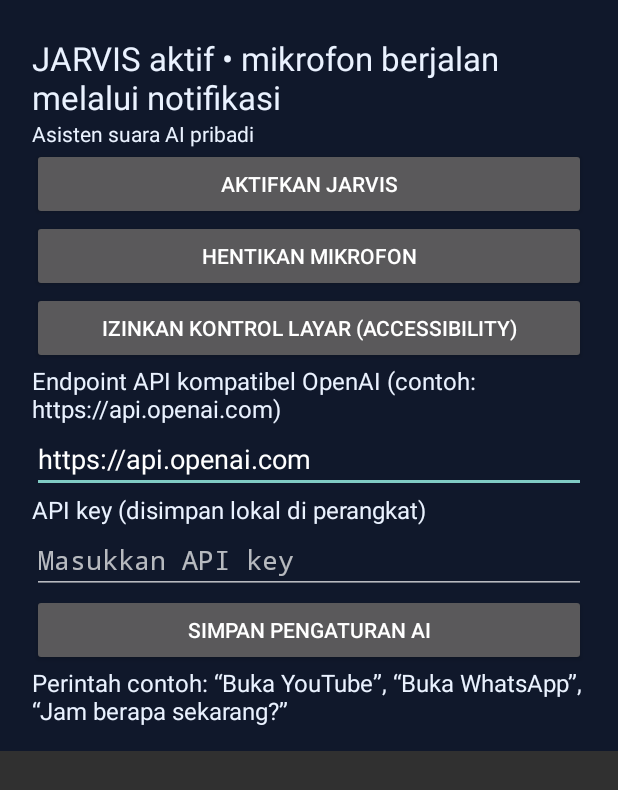
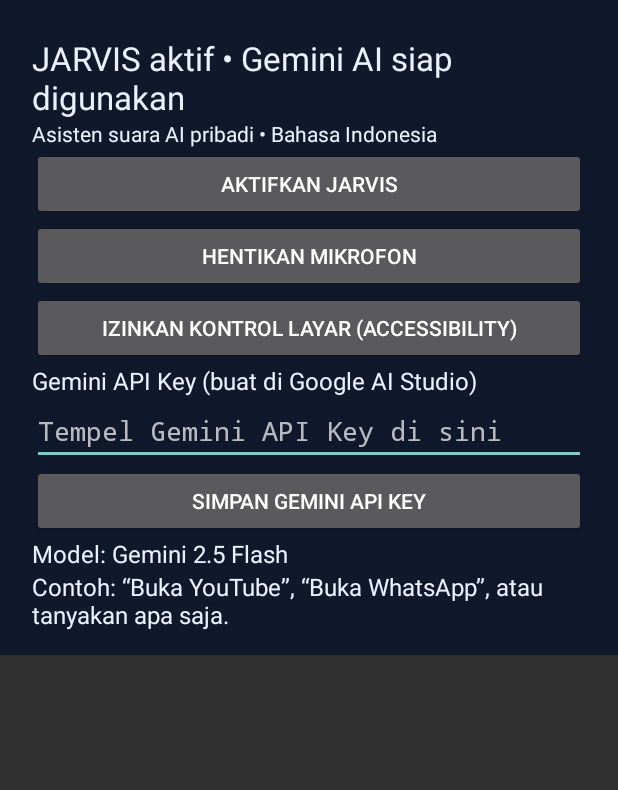
Before and after one commit to ekaseptiawan1/Jarvis, an Android app: the screen it shows after launch (MainActivity), after a tap on "AKTIFKAN JARVIS", on a phone screen of 412 x 824 dp. Shown: the top 790 px of the screen. Run offline under Robolectric (Android 15) with nearby library versions, the phone set to English and light mode, and no system bars.

Commit message:
Switch JARVIS settings to Gemini API key

```diff
--- a/android/app/src/main/java/com/jarvis/assistant/MainActivity.kt
+++ b/android/app/src/main/java/com/jarvis/assistant/MainActivity.kt
@@ -7,18 +7,18 @@ import android.content.pm.PackageManager
 import android.os.Build
 import android.os.Bundle
 import android.provider.Settings
+import android.text.InputType
 import android.widget.*
 import androidx.core.app.ActivityCompat
 import androidx.core.content.ContextCompat
 
 class MainActivity : Activity() {
     private lateinit var status: TextView
-    private lateinit var endpoint: EditText
     private lateinit var apiKey: EditText
-    private lateinit var log: TextView
 
     override fun onCreate(savedInstanceState: Bundle?) {
         super.onCreate(savedInstanceState)
+        val prefs = getSharedPreferences("com.jarvis.assistant_preferences", 0)
         val layout = LinearLayout(this).apply {
             orientation = LinearLayout.VERTICAL
             setPadding(32, 36, 32, 24)
@@ -27,9 +27,9 @@ class MainActivity : Activity() {
         fun label(s: String, size: Float = 16f) = TextView(this).apply {
             text = s; textSize = size; setTextColor(0xFFEAF2FF.toInt())
         }
-        status = label("JARVIS • Siap dikonfigurasi", 22f)
+        status = label("JARVIS • Gemini AI", 22f)
         layout.addView(status)
-        layout.addView(label("Asisten suara AI pribadi", 14f))
+        layout.addView(label("Asisten suara AI pribadi • Bahasa Indonesia", 14f))
         val start = Button(this).apply { text = "AKTIFKAN JARVIS" }
         start.setOnClickListener { requestAndStart() }
         layout.addView(start)
@@ -39,21 +39,21 @@ class MainActivity : Activity() {
         val access = Button(this).apply { text = "IZINKAN KONTROL LAYAR (ACCESSIBILITY)" }
         access.setOnClickListener { startActivity(Intent(Settings.ACTION_ACCESSIBILITY_SETTINGS)) }
         layout.addView(access)
-        layout.addView(label("Endpoint API kompatibel OpenAI (contoh: https://api.openai.com)"))
-        endpoint = EditText(this).apply { setText(getSharedPreferences("com.jarvis.assistant_preferences", 0).getString("endpoint", "https://api.openai.com")); setTextColor(-1); hint = "https://..." }
-        layout.addView(endpoint)
-        layout.addView(label("API key (disimpan lokal di perangkat)"))
-        apiKey = EditText(this).apply { setText(getSharedPreferences("com.jarvis.assistant_preferences", 0).getString("key", "")); setTextColor(-1); hint = "Masukkan API key"; inputType = 129 }
+        layout.addView(label("Gemini API Key (buat di Google AI Studio)"))
+        apiKey = EditText(this).apply {
+            setText(prefs.getString("gemini_key", ""))
+            setTextColor(-1); hint = "Tempel Gemini API Key di sini"
+            inputType = InputType.TYPE_CLASS_TEXT or InputType.TYPE_TEXT_VARIATION_PASSWORD
+        }
         layout.addView(apiKey)
-        val save = Button(this).apply { text = "SIMPAN PENGATURAN AI" }
+        val save = Button(this).apply { text = "SIMPAN GEMINI API KEY" }
         save.setOnClickListener {
-            getSharedPreferences("com.jarvis.assistant_preferences", 0).edit().putString("endpoint", endpoint.text.toString().trim().trimEnd('/'))
-                .putString("key", apiKey.text.toString().trim()).apply()
-            Toast.makeText(this, "Pengaturan disimpan", Toast.LENGTH_SHORT).show()
+            prefs.edit().putString("gemini_key", apiKey.text.toString().trim()).apply()
+            Toast.makeText(this, "Gemini API Key disimpan di perangkat", Toast.LENGTH_SHORT).show()
         }
         layout.addView(save)
-        log = label("Perintah contoh: “Buka YouTube”, “Buka WhatsApp”, “Jam berapa sekarang?”")
-        layout.addView(log)
+        layout.addView(label("Model: Gemini 2.5 Flash"))
+        layout.addView(label("Contoh: “Buka YouTube”, “Buka WhatsApp”, atau tanyakan apa saja."))
         setContentView(ScrollView(this).apply { addView(layout) })
         requestPermissionsIfNeeded()
     }
@@ -68,9 +68,9 @@ class MainActivity : Activity() {
         if (ContextCompat.checkSelfPermission(this, Manifest.permission.RECORD_AUDIO) != PackageManager.PERMISSION_GRANTED) {
             requestPermissionsIfNeeded(); return
         }
-        getSharedPreferences("com.jarvis.assistant_preferences", 0).edit().putString("endpoint", endpoint.text.toString().trim().trimEnd('/'))
-            .putString("key", apiKey.text.toString().trim()).apply()
+        getSharedPreferences("com.jarvis.assistant_preferences", 0).edit()
+            .putString("gemini_key", apiKey.text.toString().trim()).apply()
         ContextCompat.startForegroundService(this, Intent(this, VoiceService::class.java))
-        status.text = "JARVIS aktif • mikrofon berjalan melalui notifikasi"
+        status.text = "JARVIS aktif • Gemini AI siap digunakan"
     }
 }
```
